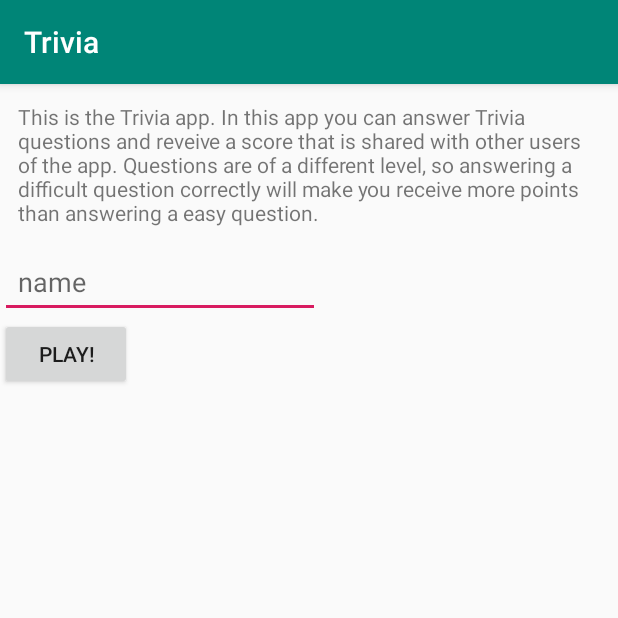
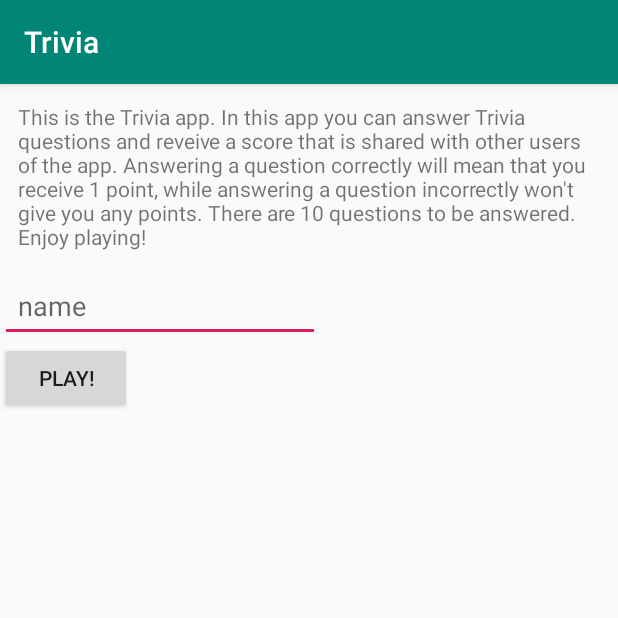
Before and after one commit to Huikie/Trivia, an Android app: the screen it shows after launch (MainActivity), on a phone screen of 412 x 824 dp, the top half of it. Run offline under Robolectric (Android 15) with nearby library versions, the phone set to English and light mode, and no system bars.

Commit message:
gameinfo update + updated screenshot

```diff
--- a/app/src/main/res/layout/activity_main.xml
+++ b/app/src/main/res/layout/activity_main.xml
@@ -12,7 +12,7 @@
         android:layout_width="wrap_content"
         android:layout_height="wrap_content"
         android:padding="12dp"
-        android:text="This is the Trivia app. In this app you can answer Trivia questions and reveive a score that is shared with other users of the app. Questions are of a different level, so answering a difficult question correctly will make you receive more points than answering a easy question." />
+        android:text="This is the Trivia app. In this app you can answer Trivia questions and reveive a score that is shared with other users of the app. Answering a question correctly will mean that you receive 1 point, while answering a question incorrectly won't give you any points. There are 10 questions to be answered. Enjoy playing!" />
 
     <EditText
         android:id="@+id/name"
```
Also changed, not shown: 2 other files.
